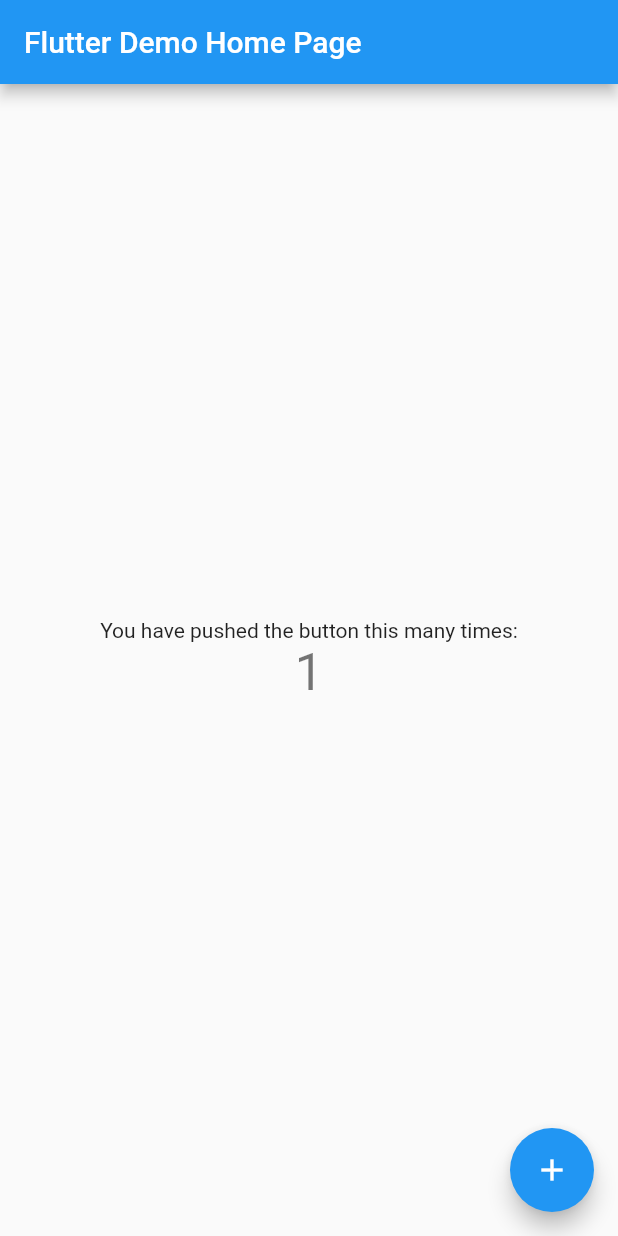
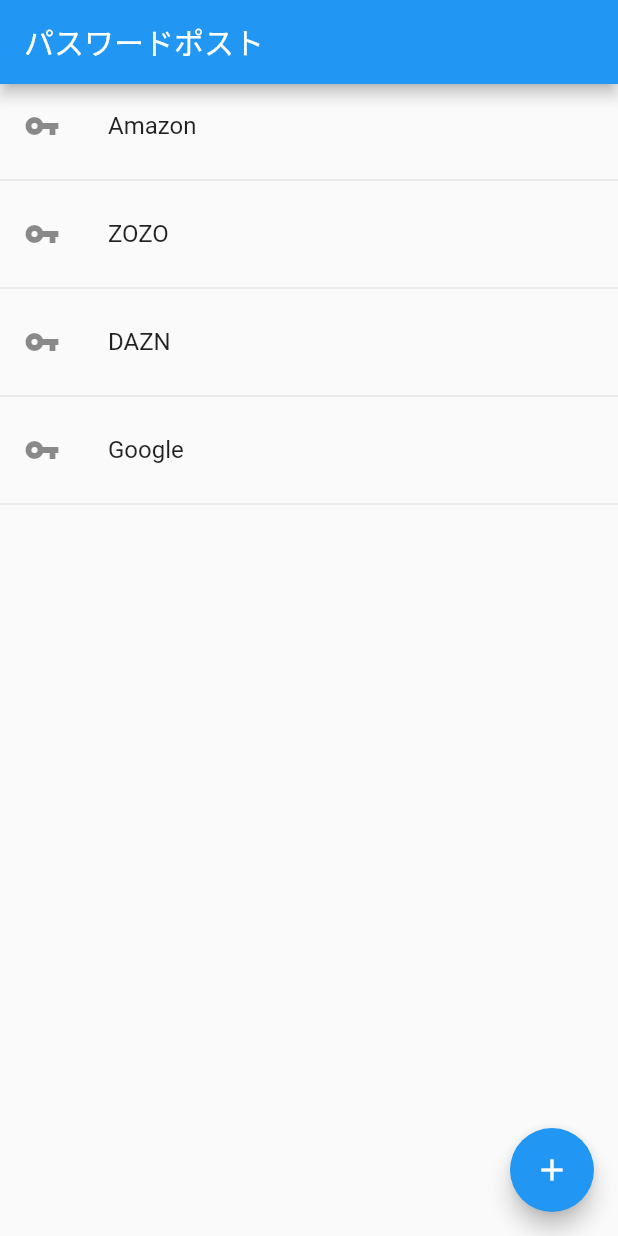
Before and after one commit to A-Yoshitsugu/flutter_app, a Flutter app: the screen it shows after launch, after a tap on the "add" icon, on a phone screen of 412 x 824 dp. Run offline on Flutter 3.47's test engine with Material 2 defaults, Android fonts, the phone set to English and light mode, and no system bars; missing offline and left inert: flutter_app.

Commit message:
MemoApp_1

```diff
--- a/lib/main.dart
+++ b/lib/main.dart
@@ -1,4 +1,6 @@
 import 'package:flutter/material.dart';
+import 'package:flutter_app/next_page.dart';
+
 
 void main() {
   runApp(const MyApp());
@@ -7,6 +9,7 @@ void main() {
 class MyApp extends StatelessWidget {
   const MyApp({Key? key}) : super(key: key);
   @override
+  //コメントアウト
   Widget build(BuildContext context) {
     return MaterialApp(
       title: 'Flutter Demo',
@@ -28,6 +31,7 @@ class MyHomePage extends StatefulWidget {
 }
 
 class _MyHomePageState extends State<MyHomePage> {
+  List<String> titlelist = ['Amazon', 'ZOZO', 'DAZN'];
   int _counter = 0;
 
   void _incrementCounter() {
@@ -40,27 +44,38 @@ class _MyHomePageState extends State<MyHomePage> {
   Widget build(BuildContext context) {
     return Scaffold(
       appBar: AppBar(
-        title: Text(widget.title),
+        title: Text('パスワードポスト'),
       ),
-      body: Center(
-        child: Column(
-          mainAxisAlignment: MainAxisAlignment.center,
-          children: <Widget>[
-            const Text(
-              'You have pushed the button this many times:',
-            ),
-            Text(
-              '$_counter',
-              style: Theme.of(context).textTheme.headline4,
-            ),
-          ],
-        ),
+      body:ListView.builder(
+        itemCount: titlelist.length,
+          itemBuilder: (BuildContext context, int i){
+            return Column(
+              children: [
+                ListTile(
+                  onTap: () {
+                    ///画面遷移の処理
+                    Navigator.push(context, MaterialPageRoute(builder: (context) => NextPage(titlelist[i], 'IDを表示', 'パスワードを表示')));
+                  },
+                leading: Icon(Icons.vpn_key),
+                title: Text(titlelist[i]),
+              ),
+                Divider(),
+              ],
+            );
+          },
       ),
       floatingActionButton: FloatingActionButton(
-        onPressed: _incrementCounter,
+        onPressed: () {
+          ///ボタンが押された時の処理
+          titlelist.add('Google');
+          print(titlelist);
+          setState(() {
+
+          });
+        },
         tooltip: 'Increment',
         child: const Icon(Icons.add),
-      ),
+      ), // This trailing comma makes auto-formatting nicer for build methods.
     );
   }
 }
```
